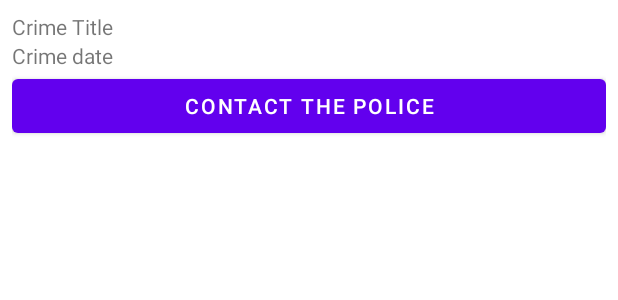
After one commit to TeenWolf3301/CriminalIntent, an Android app: the layout list_item_crime_police.xml on its own in the app's theme, with its tools: preview values and no code run, on a phone screen of 412 x 824 dp. The commit adds this screen. Shown: the top 300 px of the screen. Run offline under Robolectric (Android 15) with nearby library versions, the phone set to English and light mode, and no system bars.

Commit message:
+CrimeList (RecyclerView, Adapter, Holder)

```diff
--- a/app/build.gradle
+++ b/app/build.gradle
@@ -39,7 +39,10 @@ dependencies {
     implementation 'androidx.appcompat:appcompat:1.2.0'
     implementation 'com.google.android.material:material:1.3.0'
     implementation 'androidx.constraintlayout:constraintlayout:2.0.4'
-    testImplementation 'junit:junit:4.+'
+    testImplementation 'junit:junit:4.13.2'
     androidTestImplementation 'androidx.test.ext:junit:1.1.2'
     androidTestImplementation 'androidx.test.espresso:espresso-core:3.3.0'
+
+    implementation 'androidx.lifecycle:lifecycle-extensions:2.2.0'
+    implementation 'androidx.recyclerview:recyclerview:1.1.0'
 }
--- a/app/src/main/AndroidManifest.xml
+++ b/app/src/main/AndroidManifest.xml
@@ -16,9 +16,6 @@
                 <category android:name="android.intent.category.LAUNCHER" />
             </intent-filter>
         </activity>
-        <meta-data
-            android:name="preloaded_fonts"
-            android:resource="@array/preloaded_fonts" />
     </application>
 
 </manifest>
--- a/app/src/main/java/com/teenwolf3301/criminalintent/Crime.kt
+++ b/app/src/main/java/com/teenwolf3301/criminalintent/Crime.kt
@@ -6,5 +6,6 @@ data class Crime(
     val id: UUID = UUID.randomUUID(),
     var title: String = "",
     var date: Date = Date(),
-    var isSolved: Boolean = false
+    var isSolved: Boolean = false,
+    var requiresPolice: Boolean = false
 )
--- a/app/src/main/java/com/teenwolf3301/criminalintent/MainActivity.kt
+++ b/app/src/main/java/com/teenwolf3301/criminalintent/MainActivity.kt
@@ -11,7 +11,7 @@ class MainActivity : AppCompatActivity() {
         val currentFragment = supportFragmentManager.findFragmentById(R.id.frame_container)
 
         if (currentFragment == null) {
-            val fragment = CrimeFragment()
+            val fragment = CrimeListFragment()
             supportFragmentManager
                 .beginTransaction()
                 .add(R.id.frame_container, fragment)
--- /dev/null
+++ b/app/src/main/res/layout/list_item_crime_police.xml
@@ -0,0 +1,27 @@
+<?xml version="1.0" encoding="utf-8"?>
+<androidx.appcompat.widget.LinearLayoutCompat xmlns:android="http://schemas.android.com/apk/res/android"
+    xmlns:tools="http://schemas.android.com/tools"
+    android:layout_width="match_parent"
+    android:layout_height="wrap_content"
+    android:orientation="vertical"
+    android:padding="8dp">
+
+    <TextView
+        android:id="@+id/crime_title"
+        android:layout_width="match_parent"
+        android:layout_height="wrap_content"
+        tools:text="Crime Title" />
+
+    <TextView
+        android:id="@+id/crime_date"
+        android:layout_width="match_parent"
+        android:layout_height="wrap_content"
+        tools:text="Crime date" />
+
+    <Button
+        android:id="@+id/crime_police_button"
+        android:layout_width="match_parent"
+        android:layout_height="wrap_content"
+        android:text="@string/crime_police_label"/>
+
+</androidx.appcompat.widget.LinearLayoutCompat>
--- a/app/src/main/res/values/strings.xml
+++ b/app/src/main/res/values/strings.xml
@@ -5,4 +5,5 @@
     <string name="crime_title_label">Title</string>
     <string name="crime_details_label">Details</string>
     <string name="crime_solved_label">Solved</string>
+    <string name="crime_police_label">Contact the police</string>
 </resources>
```
Also changed, not shown: app/src/main/java/com/teenwolf3301/criminalintent/CrimeListFragment.kt (added, +107 -0 lines), app/src/main/java/com/teenwolf3301/criminalintent/CrimeListViewModel.kt (added, +18 -0 lines), app/src/main/res/font/open_sans.xml (deleted, +0 -7 lines), app/src/main/res/font/open_sans_light.xml (deleted, +0 -7 lines), app/src/main/res/font/roboto.xml (deleted, +0 -7 lines), app/src/main/res/layout/fragment_crime_list.xml (added, +7 -0 lines), app/src/main/res/layout/list_item_crime.xml (added, +21 -0 lines), gradle/wrapper/gradle-wrapper.properties.
